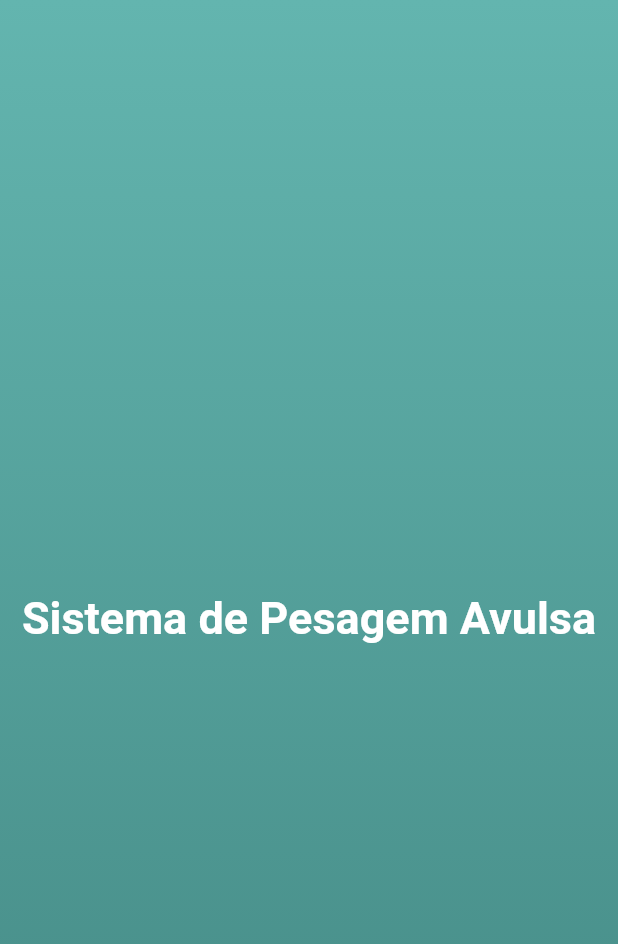
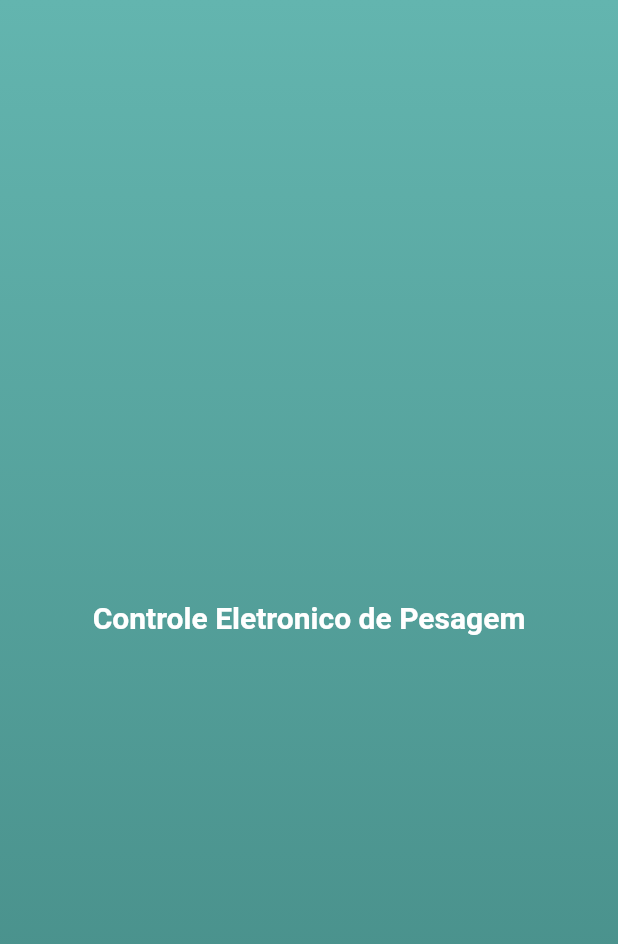
Before and after one commit to VitorinodoForro/balanca_tcp, a Flutter app: the screen it shows after launch, on a phone screen of 412 x 824 dp. Shown: the top 944 px of the screen. Run offline on Flutter 3.47's test engine with Material 2 defaults, Android fonts, the phone set to English and light mode, and no system bars.

```diff
--- a/lib/features/splash/splash_page.dart
+++ b/lib/features/splash/splash_page.dart
@@ -19,9 +19,9 @@ class SplashPage extends StatelessWidget {
           ),
         ),
         child: const Text(
-          "Sistema de Pesagem Avulsa",
+          "Controle Eletronico de Pesagem",
           style: TextStyle(
-            fontSize: 30.0,
+            fontSize: 20.0,
             fontWeight: FontWeight.w700,
             color: Color(0xFFFFFFFF),
           ),
```
Also changed, not shown: lib/common/constants/app_collors.dart (added, +29 -0 lines).
